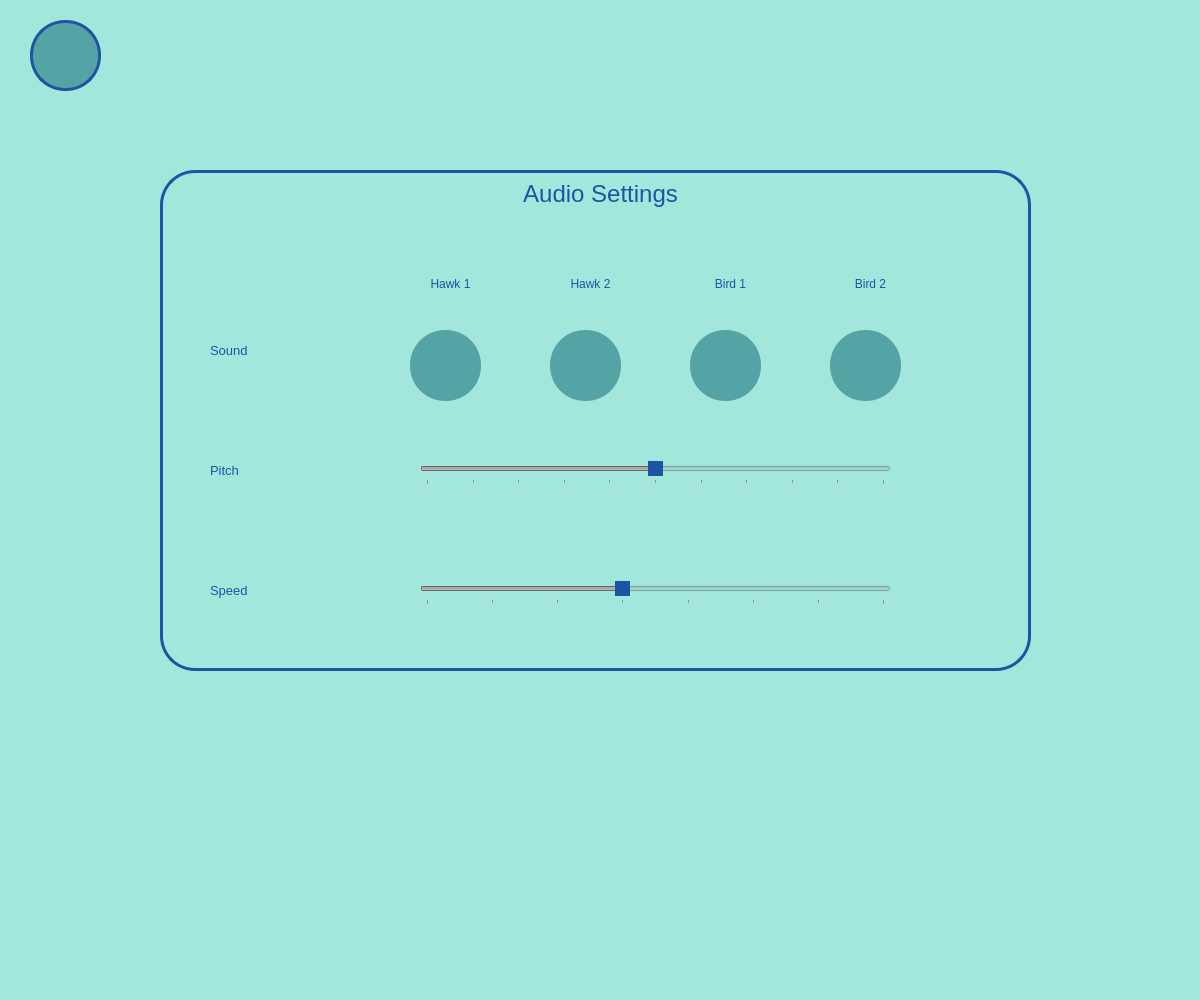
Qt form src/views/settingswindow.ui (Vineyard-MQP-2021/VineyardApp) before a commit.
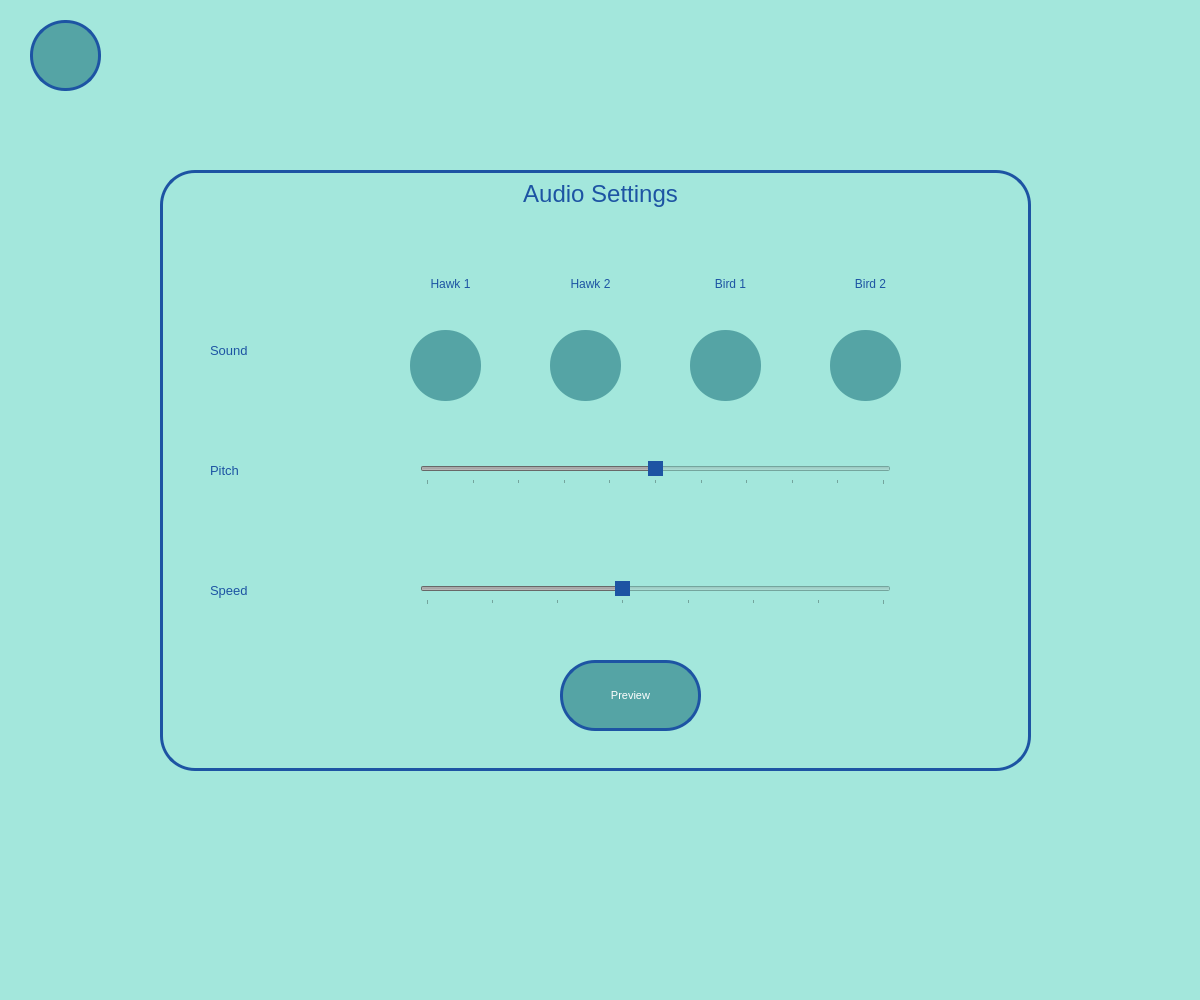
The same form after that commit. Icons and pictures are not drawn.

The edit to the form file:
```diff
--- a/src/views/settingswindow.ui
+++ b/src/views/settingswindow.ui
@@ -54,7 +54,7 @@
       <x>160</x>
       <y>170</y>
       <width>871</width>
-      <height>501</height>
+      <height>601</height>
      </rect>
     </property>
     <property name="styleSheet">
@@ -531,12 +531,42 @@
       <number>25</number>
      </property>
     </widget>
+    <widget class="QPushButton" name="preview">
+     <property name="enabled">
+      <bool>false</bool>
+     </property>
+     <property name="geometry">
+      <rect>
+       <x>400</x>
+       <y>490</y>
+       <width>141</width>
+       <height>71</height>
+      </rect>
+     </property>
+     <property name="font">
+      <font>
+       <pointsize>8</pointsize>
+      </font>
+     </property>
+     <property name="cursor">
+      <cursorShape>PointingHandCursor</cursorShape>
+     </property>
+     <property name="styleSheet">
+      <string notr="true">background-color: rgb(85, 164, 165);
+border: 3px solid #1d54a3;
+border-radius: 35px;
+color: white;</string>
+     </property>
+     <property name="text">
+      <string>Preview</string>
+     </property>
+    </widget>
    </widget>
    <widget class="QLabel" name="pitchlabel">
     <property name="geometry">
      <rect>
-      <x>540</x>
-      <y>760</y>
+      <x>410</x>
+      <y>840</y>
       <width>141</width>
       <height>61</height>
      </rect>
@@ -548,8 +578,8 @@
    <widget class="QLabel" name="speedlabel">
     <property name="geometry">
      <rect>
-      <x>800</x>
-      <y>760</y>
+      <x>790</x>
+      <y>850</y>
       <width>141</width>
       <height>61</height>
      </rect>
```
